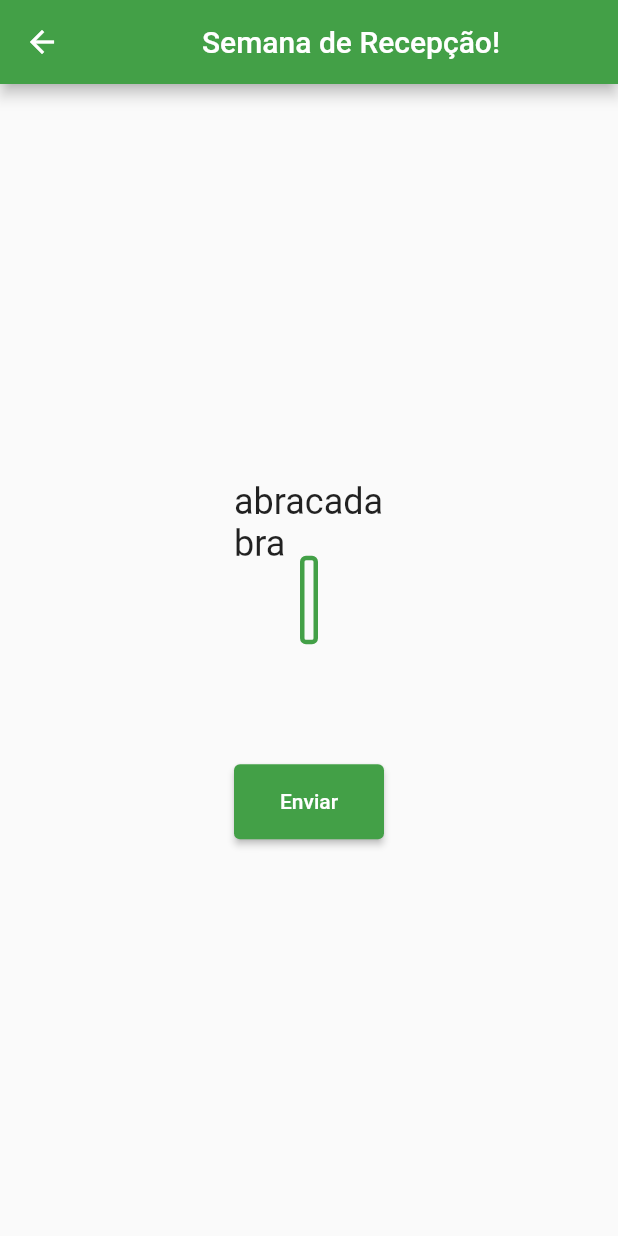
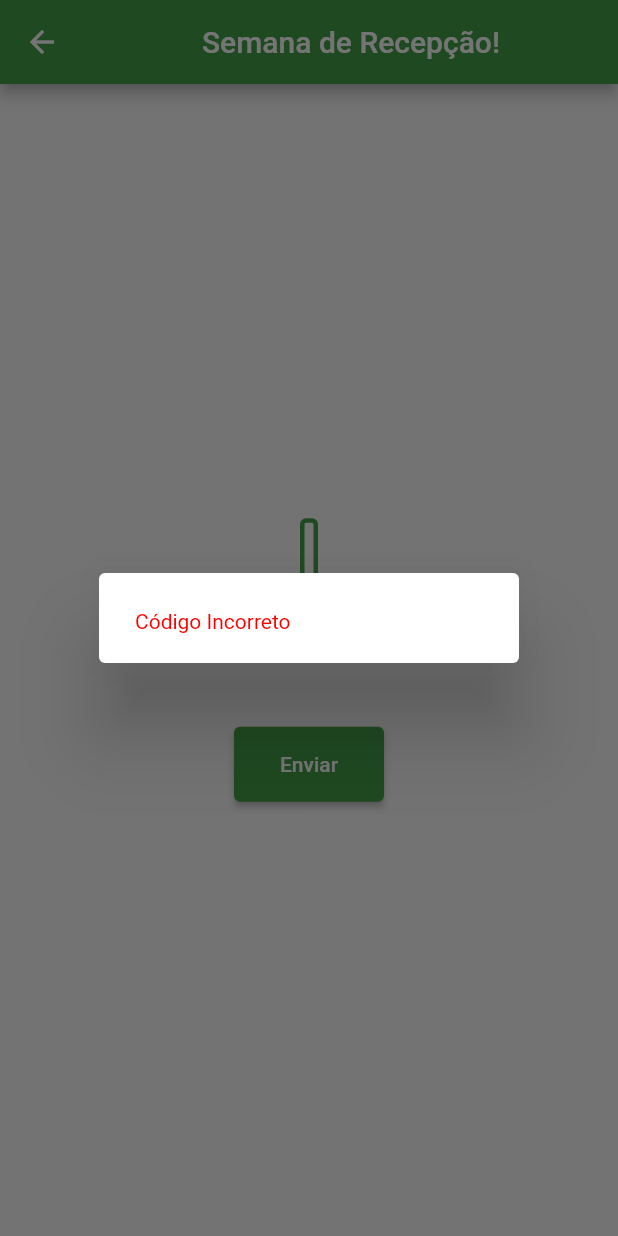
Before and after one commit to Morpheuszz/srecepcao, a Flutter app: the jogar screen opened by its route, after a tap on "Enviar", on a phone screen of 412 x 824 dp. Run offline on Flutter 3.47's test engine with Material 2 defaults, Android fonts, the phone set to English and light mode, and no system bars.

Commit message:
Pop up, porem ainda n centralizado

```diff
--- a/lib/codigo.dart
+++ b/lib/codigo.dart
@@ -11,7 +11,7 @@ class Codigo extends StatefulWidget {
 
 class _codigoState extends State<Codigo> {
   TextEditingController textEditingController = TextEditingController();
-  String word = 'abracadabra';
+  String word = '';
   void updateText() {
     word = tabela(textEditingController.text);
   }
@@ -28,11 +28,6 @@ class _codigoState extends State<Codigo> {
       key: _formKey,
       child: Column(
         children: <Widget>[
-          Container(
-            height: 50,
-            width: 100,
-            child: Text(word, style: TextStyle(fontSize:24),),
-          ),
           Padding(
             padding: const EdgeInsets.fromLTRB(200, 0, 200, 80),
             child: TextFormField(
@@ -57,9 +52,23 @@ class _codigoState extends State<Codigo> {
             child: ElevatedButton(
               style: ElevatedButton.styleFrom(backgroundColor: AppColor.verde),
               onPressed: () {
-                setState(() {
-                  updateText();
-                });
+                updateText();
+                if(gerarpopup == true) {
+                  setState(() {
+                    showDialog(context: context, builder: (_) => AlertDialog(
+                      title: Text('Palavra Desbloqueada!'),
+                      content: Text('$word'),
+                    ), barrierDismissible: true);
+                  });
+                }
+                else {
+                  setState(() {
+                    showDialog(context: context, builder: (_) => AlertDialog(
+                      title: Text('Código Incorreto'),
+                      titleTextStyle: TextStyle(color: AppColor.red),
+                    ), barrierDismissible: true);
+                  });
+                }
               },
               child: const Text('Enviar'),
             ),
--- a/lib/lista.dart
+++ b/lib/lista.dart
@@ -1,4 +1,4 @@
-
+  bool gerarpopup = false;
   List<String> numeros = ['33213', '12345'];
   List<String> palavras = ['aaa', 'bbb'];
 
@@ -8,10 +8,12 @@
     while (i < numeros.length ) {
       if(numeros[i] == valor) {
         p = palavras[i];
+        gerarpopup = true;
         return p;
       }
       else{
         i = i + 1;
+        gerarpopup = false;
       }
     }
     return p;
```
